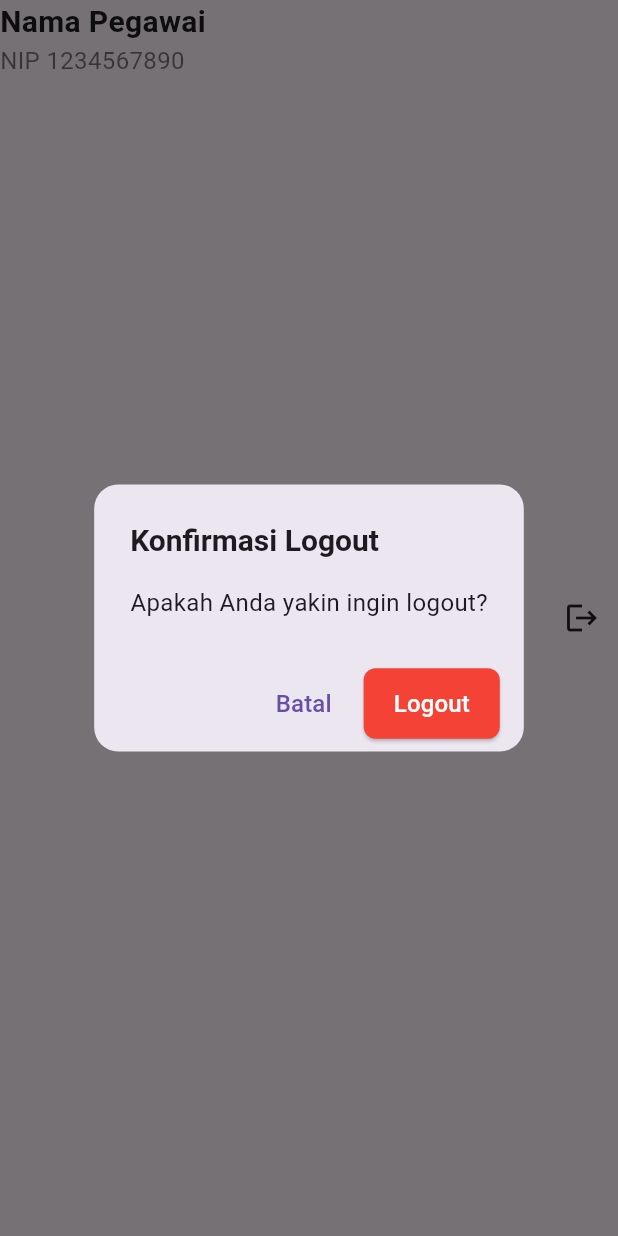
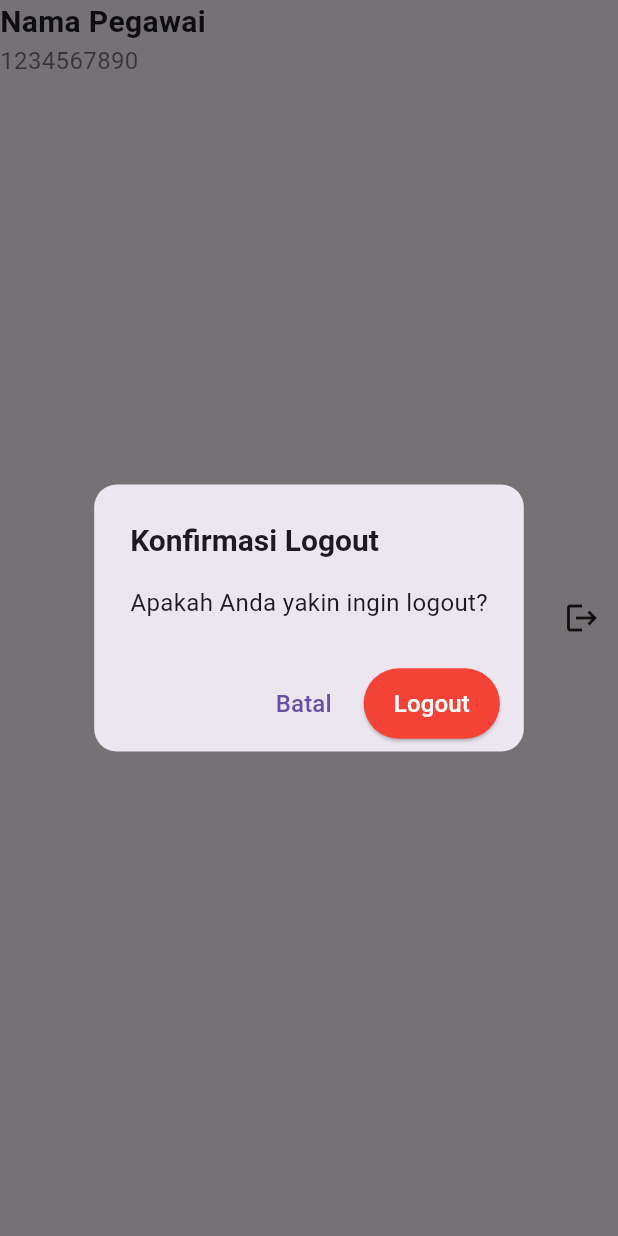
Before and after one commit to aretaath/SIKEPMobile-KP-Project, a Flutter app: the UserInfo widget shown alone on an empty page, opened directly, after a tap on the "logout" icon, on a phone screen of 412 x 824 dp. Run offline on Flutter 3.47's test engine with Material 3 defaults, Android fonts, the phone set to English and light mode, and no system bars; our stand-ins replace firebase_core, geocoding, geolocator; accounts and stored records are empty; Roboto replaces fonts that are missing (Poppins).

Commit message:
update: clean look

```diff
--- a/lib/widgets/logout.dart
+++ b/lib/widgets/logout.dart
@@ -10,7 +10,7 @@ class LogoutButton extends StatelessWidget {
       builder: (BuildContext dialogContext) {
         return AlertDialog(
           shape: RoundedRectangleBorder(
-            borderRadius: BorderRadius.circular(16),
+            borderRadius: BorderRadius.circular(15),
           ),
           title: const Text(
             'Konfirmasi Logout',
@@ -45,7 +45,7 @@ class LogoutButton extends StatelessWidget {
                   vertical: 12,
                 ),
                 shape: RoundedRectangleBorder(
-                  borderRadius: BorderRadius.circular(8),
+                  borderRadius: BorderRadius.circular(25),
                 ),
               ),
               onPressed: () {
--- a/lib/widgets/user_info.dart
+++ b/lib/widgets/user_info.dart
@@ -24,7 +24,7 @@ class UserInfo extends StatelessWidget {
                 ),
               ),
               Text(
-                'NIP $nip',
+                '$nip',
                 style: const TextStyle(fontSize: 16, color: Colors.black54),
               ),
             ],
```
Also changed, not shown: lib/screens/home.dart (+5 -3 lines).
